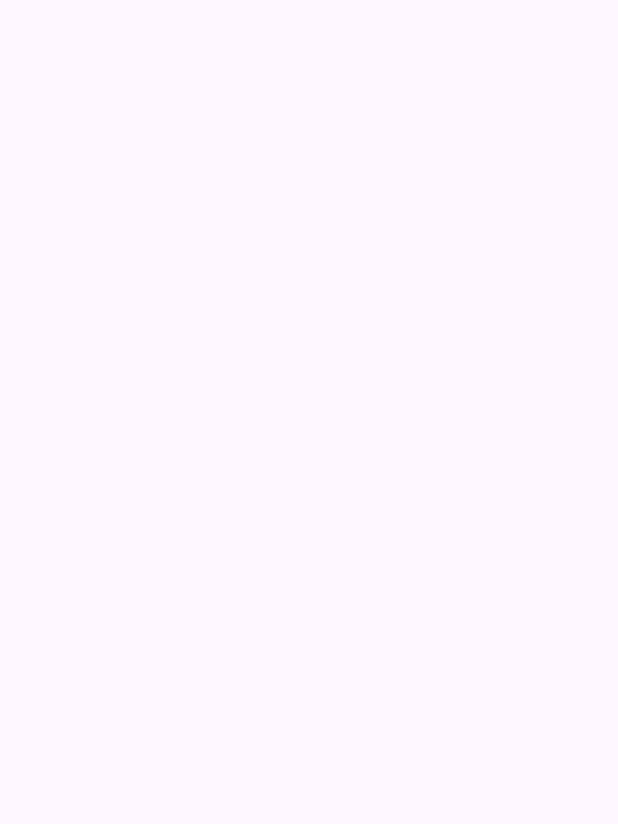
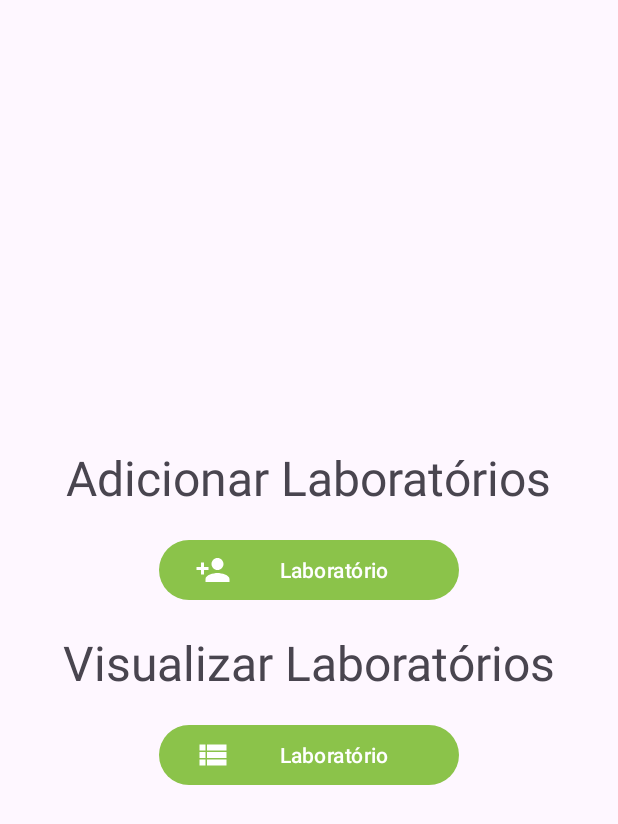
Before and after one commit to LourdesOshiroIgarashi/programacao-para-dispositivos-moveis, an Android app: the Laboratorios screen opened directly, with no data from a screen before it, on a phone screen of 412 x 824 dp. Before the commit the part shown is empty. Shown: the top 824 px of the screen. Run offline under Robolectric (Android 15) with nearby library versions, the phone set to English and light mode, and no system bars.

Commit message:
feat(laboratorios): adicionado recursos de navegação para as atividades dos laboratorios

```diff
--- a/app/src/main/java/com/example/labin/view/Laboratorios.java
+++ b/app/src/main/java/com/example/labin/view/Laboratorios.java
@@ -2,15 +2,35 @@ package com.example.labin.view;
 
 import androidx.appcompat.app.AppCompatActivity;
 
+import android.content.Intent;
 import android.os.Bundle;
+import android.view.View;
+import android.widget.Button;
 
 import com.example.labin.R;
 
 public class Laboratorios extends AppCompatActivity {
 
+    private Button addlaboratorio, viewLaboratorio;
     @Override
     protected void onCreate(Bundle savedInstanceState) {
         super.onCreate(savedInstanceState);
         setContentView(R.layout.activity_laboratorios);
+
+        //conexão dos botões com o código java
+        addlaboratorio = findViewById(R.id.addlaboratorio);
+        viewLaboratorio = findViewById(R.id.viewLaboratorio);
+    }
+
+
+
+    public void adicionarLaboratorio(View view){
+        Intent intent = new Intent(getApplicationContext(), AdicionarLaboratorio.class);
+        startActivity(intent);
+    }
+
+    public void visualizarLaboratorio(View view){
+        Intent intent = new Intent(getApplicationContext(), VisualizarLaboratorio.class);
+        startActivity(intent);
     }
 }
--- a/app/src/main/res/layout/activity_laboratorios.xml
+++ b/app/src/main/res/layout/activity_laboratorios.xml
@@ -1,9 +1,46 @@
 <?xml version="1.0" encoding="utf-8"?>
-<androidx.constraintlayout.widget.ConstraintLayout xmlns:android="http://schemas.android.com/apk/res/android"
+<LinearLayout xmlns:android="http://schemas.android.com/apk/res/android"
     xmlns:app="http://schemas.android.com/apk/res-auto"
     xmlns:tools="http://schemas.android.com/tools"
     android:layout_width="match_parent"
     android:layout_height="match_parent"
+    android:orientation="vertical"
+    android:gravity="center"
     tools:context=".view.Laboratorios">
 
-</androidx.constraintlayout.widget.ConstraintLayout>
+
+
+    <TextView
+        android:id="@+id/textView"
+        android:layout_width="wrap_content"
+        android:layout_height="wrap_content"
+        android:text="Adicionar Laboratórios"
+        android:textSize="32sp" />
+
+    <Button
+        android:id="@+id/addlaboratorio"
+        android:layout_width="200dp"
+        android:layout_height="wrap_content"
+        android:layout_marginTop="16dp"
+        android:drawableLeft="@drawable/baseline_person_add_24"
+        android:onClick="adicionarLaboratorio"
+        android:text="Laboratório" />
+
+    <TextView
+        android:id="@+id/textView2"
+        android:layout_width="wrap_content"
+        android:layout_height="wrap_content"
+        android:layout_marginTop="16dp"
+        android:text="Visualizar Laboratórios"
+        android:textSize="32sp" />
+
+    <Button
+        android:id="@+id/viewLaboratorio"
+        android:layout_width="200dp"
+        android:layout_height="wrap_content"
+        android:layout_marginTop="16dp"
+        android:drawableLeft="@drawable/baseline_view_list_24"
+        android:onClick="visualizarLaboratorio"
+        android:text="Laboratório" />
+
+</LinearLayout>
```
